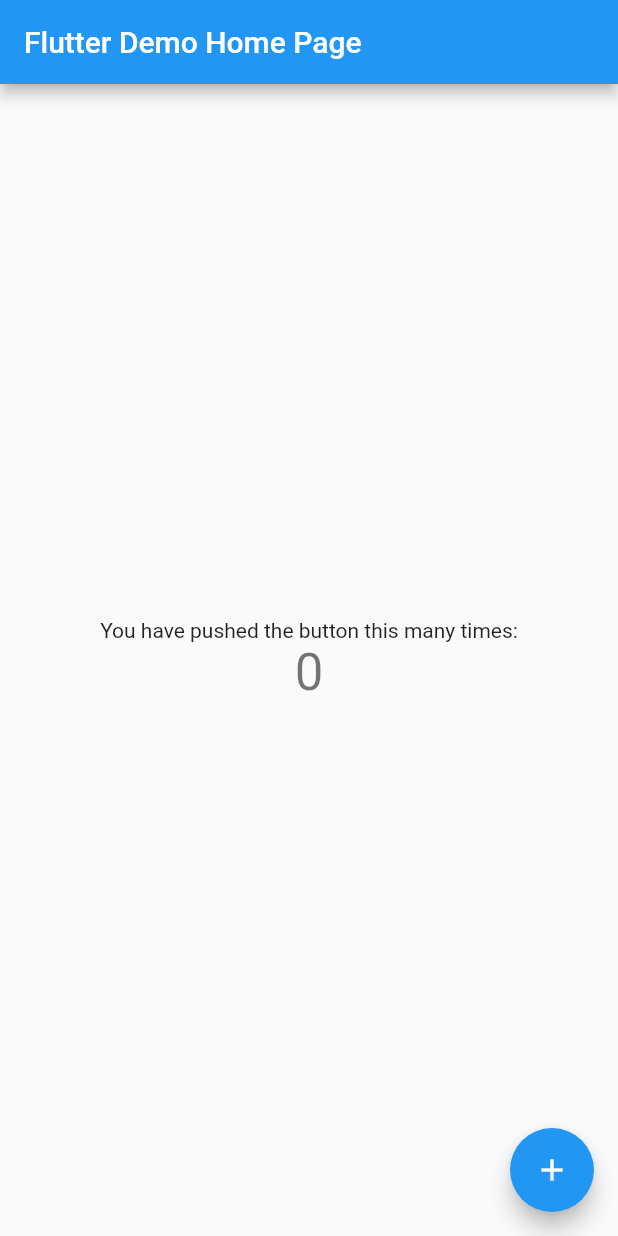
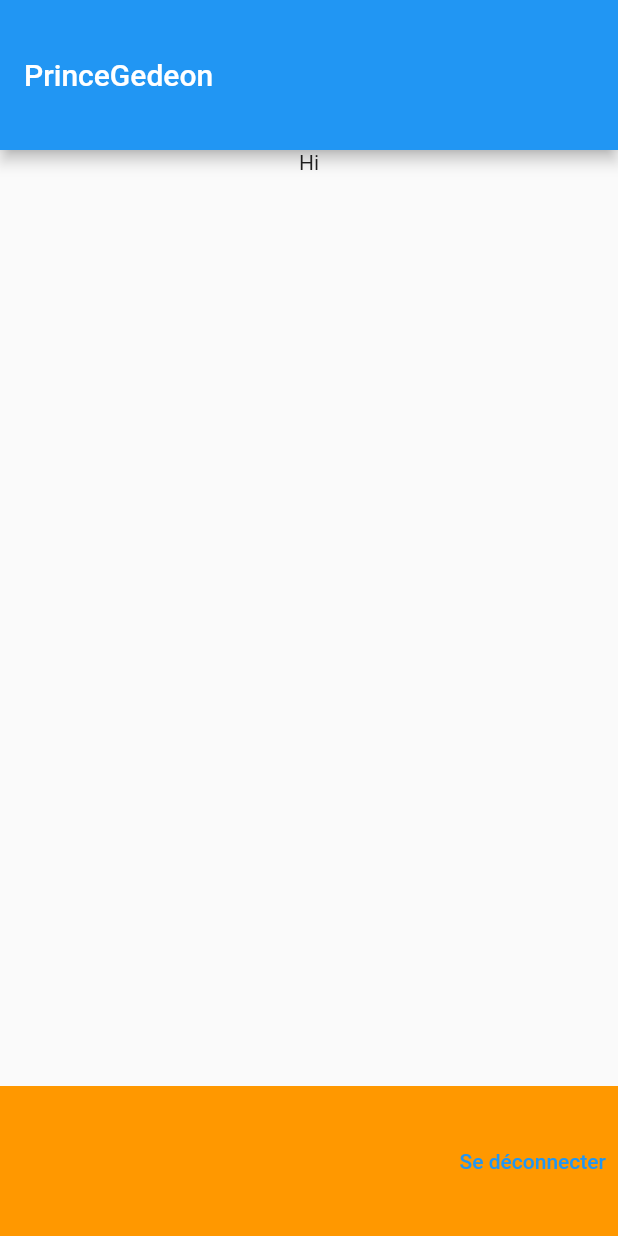
Before and after one commit to princeGedeon/ui_flutter_event, a Flutter app: the screen it shows after launch, on a phone screen of 412 x 824 dp. Run offline on Flutter 3.47's test engine with Material 2 defaults, Android fonts, the phone set to English and light mode, and no system bars.

Commit message:
Initialisation first versop,

```diff
--- /dev/null
+++ b/lib/components/wrapperprofile.dart
@@ -0,0 +1,54 @@
+import 'package:flutter/material.dart';
+
+class WrapperProfile extends StatefulWidget {
+  WrapperProfile({Key? key,required this.child}) : super(key: key);
+  Widget child;
+
+  @override
+  State<WrapperProfile> createState() => _WrapperProfileState();
+}
+
+class _WrapperProfileState extends State<WrapperProfile> {
+  @override
+  Widget build(BuildContext context) {
+    return Scaffold(
+      appBar: customAppBar(),
+
+      body: Container(
+      child:Column(
+        mainAxisSize: MainAxisSize.max,
+        mainAxisAlignment: MainAxisAlignment.spaceBetween,
+
+        children: [
+          widget.child,
+
+          Container(
+            width: double.infinity,
+            height: 100,
+            color: Colors.orange,
+            child: Row(
+              mainAxisAlignment: MainAxisAlignment.spaceBetween,
+              mainAxisSize: MainAxisSize.max,
+              children: [
+                Spacer(),
+                TextButton(onPressed: (){}, child: Text("Se déconnecter"))
+              ],
+            ),
+          )
+        ],
+      )
+
+
+      )
+
+
+    );
+  }
+}
+
+AppBar customAppBar(){
+  return AppBar(
+    title: Text("PrinceGedeon"),
+    toolbarHeight: 100,
+  );
+}
--- a/lib/main.dart
+++ b/lib/main.dart
@@ -1,4 +1,5 @@
 import 'package:flutter/material.dart';
+import 'package:ui_event_app/screens/profilePage.dart';
 
 void main() {
   runApp(const MyApp());
@@ -13,18 +14,10 @@
     return MaterialApp(
       title: 'Flutter Demo',
       theme: ThemeData(
-        // This is the theme of your application.
-        //
-        // Try running your application with "flutter run". You'll see the
-        // application has a blue toolbar. Then, without quitting the app, try
-        // changing the primarySwatch below to Colors.green and then invoke
-        // "hot reload" (press "r" in the console where you ran "flutter run",
-        // or simply save your changes to "hot reload" in a Flutter IDE).
-        // Notice that the counter didn't reset back to zero; the application
-        // is not restarted.
+
         primarySwatch: Colors.blue,
       ),
-      home: const MyHomePage(title: 'Flutter Demo Home Page'),
+      home: ProfilePage()
     );
   }
 }
--- /dev/null
+++ b/lib/screens/profilePage.dart
@@ -0,0 +1,16 @@
+import 'package:flutter/material.dart';
+import 'package:ui_event_app/components/wrapperprofile.dart';
+
+class ProfilePage extends StatefulWidget {
+  const ProfilePage({Key? key}) : super(key: key);
+
+  @override
+  State<ProfilePage> createState() => _ProfilePageState();
+}
+
+class _ProfilePageState extends State<ProfilePage> {
+  @override
+  Widget build(BuildContext context) {
+    return  WrapperProfile(child: Center(child: Text("Hi"),));
+  }
+}
```
